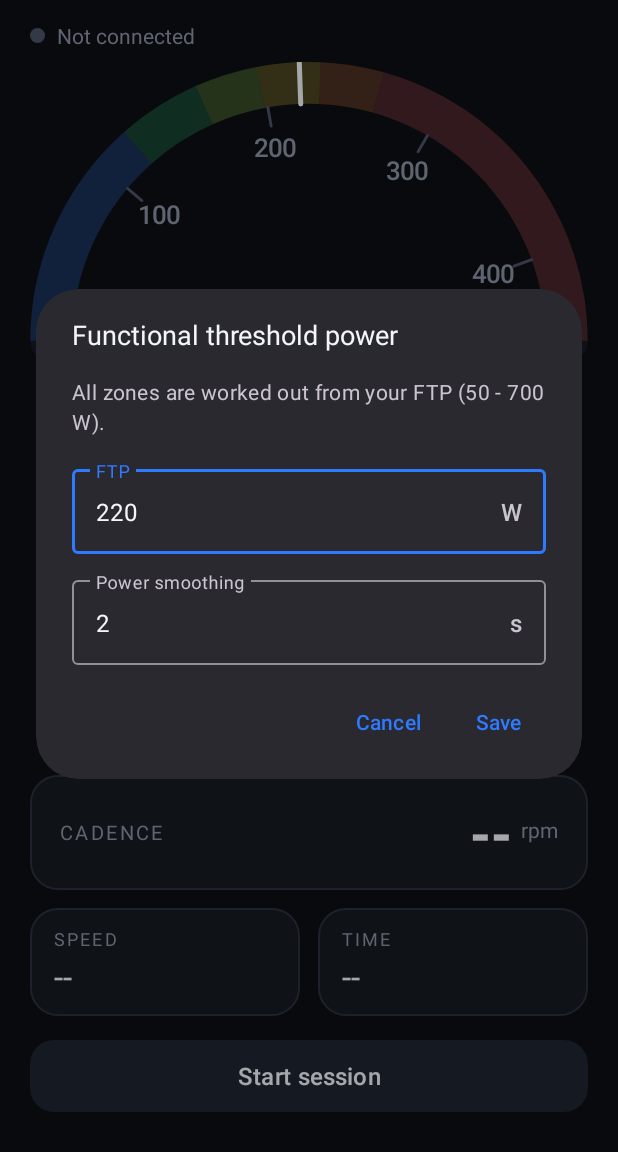
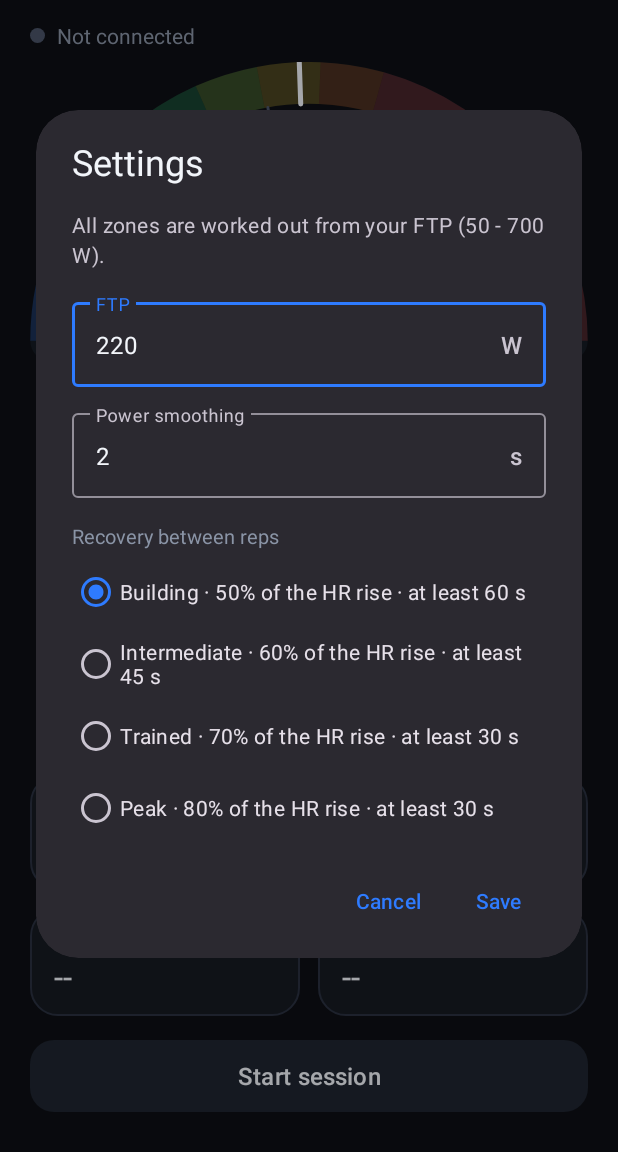
Before and after one commit to MarcJonesSA/mywatt, an Android app: the screen it shows after launch (MainActivity), after a tap on "FTP 220 W", on a phone screen of 412 x 824 dp, the part 84-1236 px from its top. Run offline under Robolectric (Android 15) with nearby library versions, the phone set to English and light mode, and no system bars.

Commit message:
Add recovery settings to the heart-rate gate
RecoverySetting (Building, Intermediate, Trained, Peak) sets how much of
a rep's HR rise must be recovered (50/60/70/80%), the shortest recovery
(60/45/30/30 s) and the timeout (240 s). HrGate now takes a setting
instead of loose numbers. The rider's choice lives in RiderSettings
(default Building) and is picked in the settings dialog alongside FTP
and smoothing. Each Session carries the setting its gates were built
with, and SessionResult records it; the results page shows it.

Co-Authored-By: Claude Opus 5.5 <noreply@anthropic.com>

```diff
--- a/app/src/main/java/com/mywatt/app/MainActivity.kt
+++ b/app/src/main/java/com/mywatt/app/MainActivity.kt
@@ -10,6 +10,7 @@ import android.os.SystemClock
 import android.view.View
 import android.view.WindowManager
 import android.widget.LinearLayout
+import android.widget.RadioGroup
 import android.widget.TextView
 import android.widget.Toast
 import androidx.activity.result.contract.ActivityResultContracts
@@ -22,6 +23,7 @@ import androidx.lifecycle.Lifecycle
 import androidx.lifecycle.lifecycleScope
 import androidx.lifecycle.repeatOnLifecycle
 import com.google.android.material.dialog.MaterialAlertDialogBuilder
+import com.google.android.material.radiobutton.MaterialRadioButton
 import com.google.android.material.textfield.TextInputEditText
 import com.mywatt.app.bluetooth.BluetoothManager
 import com.mywatt.app.bluetooth.ConnectionState
@@ -35,6 +37,7 @@ import com.mywatt.app.data.PowerZones
 import com.mywatt.app.data.RiderSettings
 import com.mywatt.app.databinding.ActivityMainBinding
 import com.mywatt.app.engine.HeartRateRecovery
+import com.mywatt.app.engine.RecoverySetting
 import com.mywatt.app.engine.Session
 import com.mywatt.app.ride.Ride
 import com.mywatt.app.session.ActiveSession
@@ -497,7 +500,7 @@ class MainActivity : AppCompatActivity() {
                     return@setPositiveButton
                 }
                 settings.sessionTargetWatts = target
-                ActiveSession.start(Session.threeByOne(target))
+                ActiveSession.start(Session.threeByOne(target, settings.recoverySetting))
                 startActivity(Intent(this, SessionActivity::class.java))
             }
             .show()
@@ -512,6 +515,22 @@ class MainActivity : AppCompatActivity() {
         input.setSelection(input.text?.length ?: 0)
         val smoothingInput = view.findViewById<TextInputEditText>(R.id.smoothingInput)
         smoothingInput.setText(settings.smoothingSeconds.toString())
+        val recoveryGroup = view.findViewById<RadioGroup>(R.id.recoverySettingGroup)
+        RecoverySetting.entries.forEach { setting ->
+            recoveryGroup.addView(
+                MaterialRadioButton(this).apply {
+                    id = View.generateViewId()
+                    tag = setting
+                    text = getString(
+                        R.string.recovery_setting_option,
+                        setting.label,
+                        (setting.releaseFraction * 100).roundToInt(),
+                        setting.minRecoverySeconds,
+                    )
+                    isChecked = setting == settings.recoverySetting
+                }
+            )
+        }
 
         MaterialAlertDialogBuilder(this)
             .setTitle(R.string.ftp_dialog_title)
@@ -555,6 +574,8 @@ class MainActivity : AppCompatActivity() {
                 }
                 settings.ftpWatts = entered
                 settings.smoothingSeconds = smoothing
+                recoveryGroup.findViewById<View>(recoveryGroup.checkedRadioButtonId)
+                    ?.let { settings.recoverySetting = it.tag as RecoverySetting }
                 smoother.windowSeconds = smoothing
                 binding.ftpButton.text = getString(R.string.ftp_button, entered)
                 binding.revCounter.setFtp(entered)
--- a/app/src/main/java/com/mywatt/app/data/RiderSettings.kt
+++ b/app/src/main/java/com/mywatt/app/data/RiderSettings.kt
@@ -2,6 +2,7 @@ package com.mywatt.app.data
 
 import android.content.Context
 import androidx.core.content.edit
+import com.mywatt.app.engine.RecoverySetting
 
 /**
  * Rider preferences backed by SharedPreferences. FTP drives every zone boundary and the
@@ -33,6 +34,11 @@ class RiderSettings(context: Context) {
     var sessionTargetWatts: Int
         get() = prefs.getInt(KEY_SESSION_TARGET, DEFAULT_TARGET_WATTS).coerceIn(MIN_TARGET_WATTS, MAX_TARGET_WATTS)
         set(value) = prefs.edit { putInt(KEY_SESSION_TARGET, value.coerceIn(MIN_TARGET_WATTS, MAX_TARGET_WATTS)) }
+
+    /** How demanding the heart-rate gate is. Defaults to [RecoverySetting.DEFAULT] (Building). */
+    var recoverySetting: RecoverySetting
+        get() = RecoverySetting.fromName(prefs.getString(KEY_RECOVERY_SETTING, null))
+        set(value) = prefs.edit { putString(KEY_RECOVERY_SETTING, value.name) }
 
     /** Bluetooth address and name of the trainer ridden last, for reconnecting on launch. */
     var trainerAddress: String?
@@ -67,6 +73,7 @@ class RiderSettings(context: Context) {
         private const val KEY_FTP = "ftp_watts"
         private const val KEY_SMOOTHING_SECONDS = "smoothing_seconds"
         private const val KEY_SESSION_TARGET = "session_target_watts"
+        private const val KEY_RECOVERY_SETTING = "recovery_setting"
         private const val KEY_TRAINER_ADDRESS = "trainer_address"
         private const val KEY_TRAINER_NAME = "trainer_name"
         private const val KEY_STRAP_ADDRESS = "strap_address"
--- /dev/null
+++ b/app/src/main/java/com/mywatt/app/engine/RecoverySetting.kt
@@ -0,0 +1,30 @@
+package com.mywatt.app.engine
+
+/**
+ * How demanding the heart-rate gate is, chosen by the rider to suit their fitness.
+ *
+ * [releaseFraction] is how much of a rep's HR rise must be recovered before the next block
+ * starts: 0.50 means HR must fall back halfway from the peak to the rep's starting HR.
+ * [minRecoverySeconds] is the shortest recovery allowed even when HR is already there, and
+ * [timeoutSeconds] the longest before the gate opens anyway (and the rep is marked as
+ * timed out). Fitter riders recover faster, so they are asked to recover more of the rise
+ * but are let go sooner.
+ */
+enum class RecoverySetting(
+    val label: String,
+    val releaseFraction: Double,
+    val minRecoverySeconds: Int,
+    val timeoutSeconds: Int,
+) {
+    Building("Building", 0.50, 60, 240),
+    Intermediate("Intermediate", 0.60, 45, 240),
+    Trained("Trained", 0.70, 30, 240),
+    Peak("Peak", 0.80, 30, 240);
+
+    companion object {
+        val DEFAULT = Building
+
+        /** The setting stored under [name], or [DEFAULT] for anything unrecognised. */
+        fun fromName(name: String?): RecoverySetting = entries.firstOrNull { it.name == name } ?: DEFAULT
+    }
+}
--- a/app/src/main/java/com/mywatt/app/engine/SessionResult.kt
+++ b/app/src/main/java/com/mywatt/app/engine/SessionResult.kt
@@ -9,13 +9,15 @@ data class SessionResult(
     val reps: List<RepResult>,
     /** True if every block ran to the end, false if the rider pressed End. */
     val completed: Boolean,
+    /** The recovery setting the session's HR gates used. */
+    val recoverySetting: RecoverySetting = RecoverySetting.DEFAULT,
 ) {
     /** One line summing the session up, e.g. "All 3 reps on target · Recovery 60 / 65 / 72 s". */
     val verdict: String get() = verdict(reps, completed)
 
     companion object {
         fun of(state: SessionState, completed: Boolean): SessionResult =
-            SessionResult(state.session.name, state.reps, completed)
+            SessionResult(state.session.name, state.reps, completed, state.session.recoverySetting)
 
         /**
          * The verdict text: how many reps were on target (green), the recovery times in
--- a/app/src/main/java/com/mywatt/app/session/SessionActivity.kt
+++ b/app/src/main/java/com/mywatt/app/session/SessionActivity.kt
@@ -175,7 +175,8 @@ class SessionActivity : AppCompatActivity() {
         binding.livePanel.visibility = View.GONE
         binding.resultsPanel.visibility = View.VISIBLE
         binding.resultsTitle.setText(if (result.completed) R.string.session_complete else R.string.session_ended)
-        binding.verdictText.text = result.verdict
+        binding.verdictText.text = result.verdict + System.lineSeparator() +
+            getString(R.string.results_recovery_setting, result.recoverySetting.label)
 
         val table = binding.resultsTable
         table.removeAllViews()
--- a/app/src/main/res/layout/dialog_ftp.xml
+++ b/app/src/main/res/layout/dialog_ftp.xml
@@ -1,6 +1,10 @@
 <?xml version="1.0" encoding="utf-8"?>
-<LinearLayout xmlns:android="http://schemas.android.com/apk/res/android"
+<ScrollView xmlns:android="http://schemas.android.com/apk/res/android"
     xmlns:app="http://schemas.android.com/apk/res-auto"
+    android:layout_width="match_parent"
+    android:layout_height="wrap_content">
+
+<LinearLayout
     android:layout_width="match_parent"
     android:layout_height="wrap_content"
     android:orientation="vertical"
@@ -42,4 +46,20 @@
             android:inputType="number"
             android:maxLength="1" />
     </com.google.android.material.textfield.TextInputLayout>
+
+    <TextView
+        android:layout_width="match_parent"
+        android:layout_height="wrap_content"
+        android:layout_marginTop="16dp"
+        android:text="@string/recovery_setting_title"
+        android:textColor="@color/text_secondary"
+        android:textSize="13sp" />
+
+    <RadioGroup
+        android:id="@+id/recoverySettingGroup"
+        android:layout_width="match_parent"
+        android:layout_height="wrap_content"
+        android:layout_marginTop="4dp"
+        android:orientation="vertical" />
 </LinearLayout>
+</ScrollView>
--- a/app/src/main/res/values/strings.xml
+++ b/app/src/main/res/values/strings.xml
@@ -42,13 +42,16 @@
     <string name="status_waiting_for_data">Connected - start pedalling</string>
 
     <string name="ftp_button">FTP %1$d W</string>
-    <string name="ftp_dialog_title">Functional threshold power</string>
+    <string name="ftp_dialog_title">Settings</string>
     <string name="ftp_hint">FTP</string>
     <string name="ftp_dialog_message">All zones are worked out from your FTP (%1$d - %2$d W).</string>
     <string name="ftp_dialog_save">Save</string>
     <string name="ftp_dialog_cancel">Cancel</string>
     <string name="ftp_invalid">Enter an FTP between %1$d and %2$d watts</string>
     <string name="smoothing_hint">Power smoothing</string>
+    <string name="recovery_setting_title">Recovery between reps</string>
+    <string name="recovery_setting_option">%1$s · %2$d%% of the HR rise · at least %3$d s</string>
+    <string name="results_recovery_setting">Recovery setting: %1$s</string>
     <string name="smoothing_invalid">Enter a smoothing window between %1$d and %2$d seconds</string>
 
     <string name="picker_title">Choose your devices</string>
```
Also changed, not shown: app/src/main/java/com/mywatt/app/engine/Session.kt (+30 -19 lines), 2 other files.
